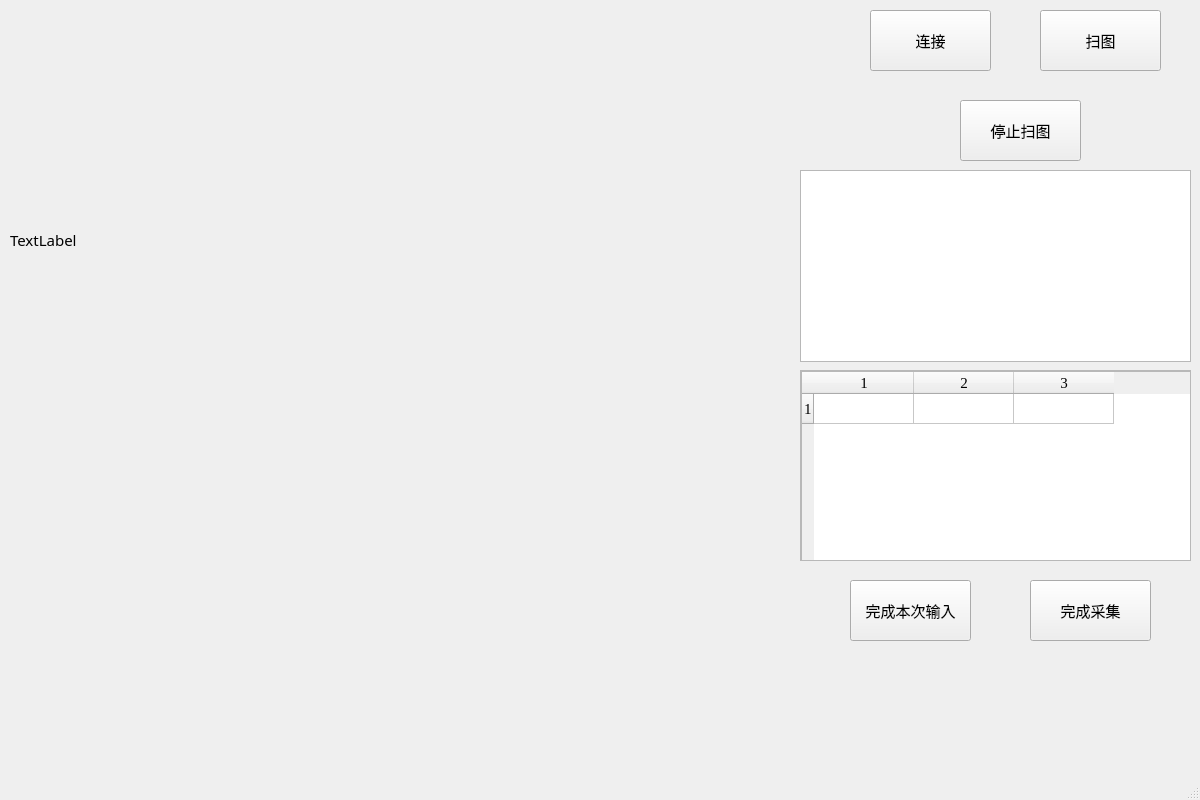
This is handeye.ui in Yamabukiss/handeye_calibration as Qt 5 draws it before an edit. The edited form follows.
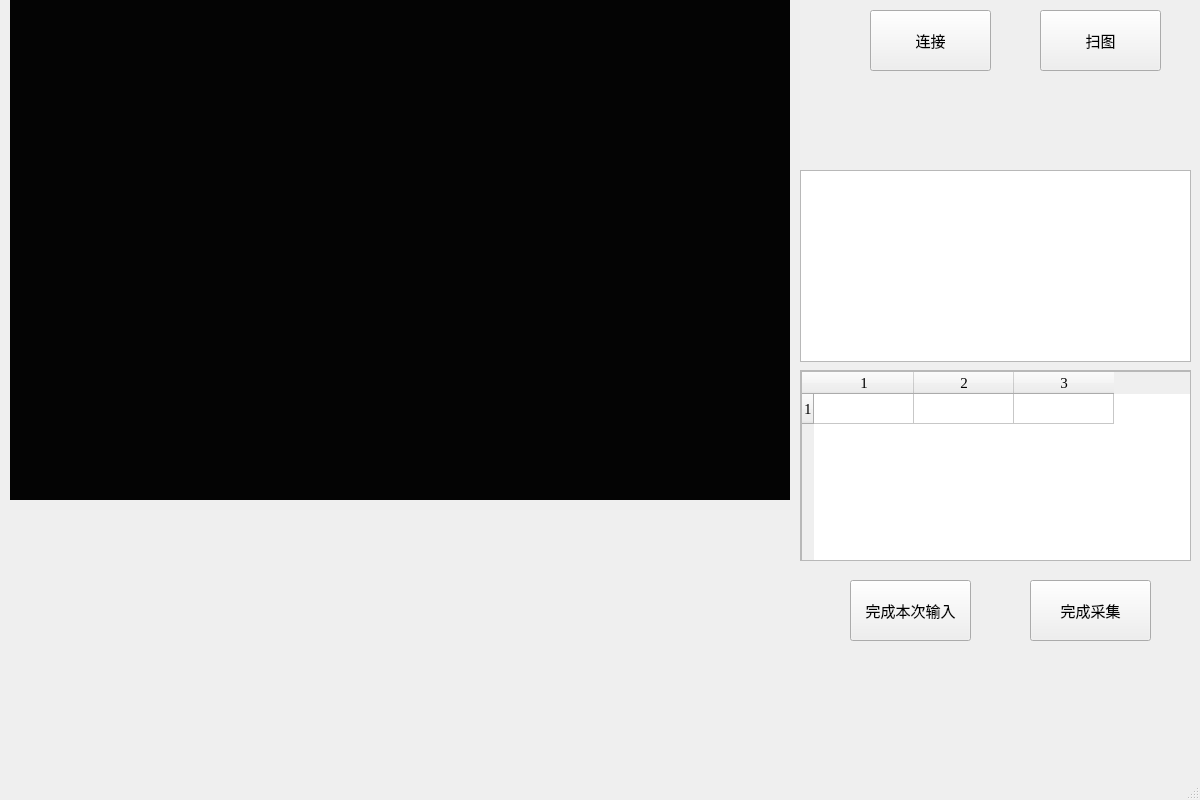
This is the edited form.

Diff of the .ui file:
```diff
--- a/handeye.ui
+++ b/handeye.ui
@@ -109,43 +109,27 @@
      <rect>
       <x>10</x>
       <y>0</y>
-      <width>640</width>
-      <height>480</height>
-     </rect>
-    </property>
-    <property name="text">
-     <string>TextLabel</string>
-    </property>
-   </widget>
-   <widget class="QPushButton" name="pBtnConnect_on_single_2">
-    <property name="geometry">
-     <rect>
-      <x>960</x>
-      <y>100</y>
-      <width>121</width>
-      <height>61</height>
+      <width>780</width>
+      <height>500</height>
      </rect>
     </property>
     <property name="minimumSize">
      <size>
-      <width>101</width>
-      <height>41</height>
+      <width>780</width>
+      <height>500</height>
      </size>
     </property>
     <property name="maximumSize">
      <size>
       <width>55555</width>
-      <height>55555</height>
+      <height>555555</height>
      </size>
     </property>
-    <property name="font">
-     <font>
-      <family>黑体</family>
-      <pointsize>11</pointsize>
-     </font>
+    <property name="styleSheet">
+     <string notr="true">background-color: rgb(4, 4, 4);</string>
     </property>
     <property name="text">
-     <string>停止扫图</string>
+     <string/>
     </property>
    </widget>
    <widget class="QScrollArea" name="scrollArea">
```
